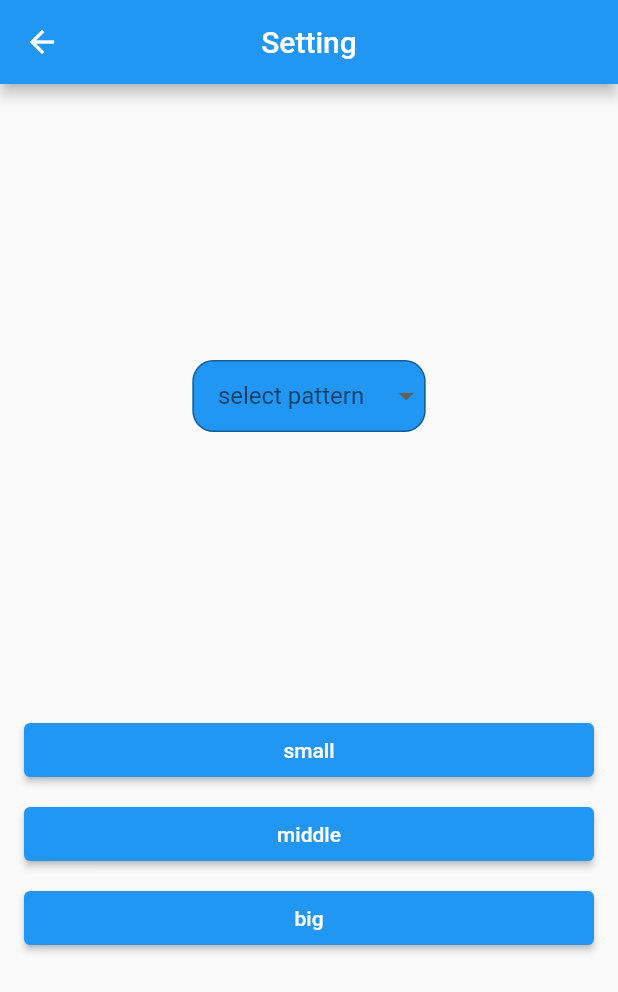
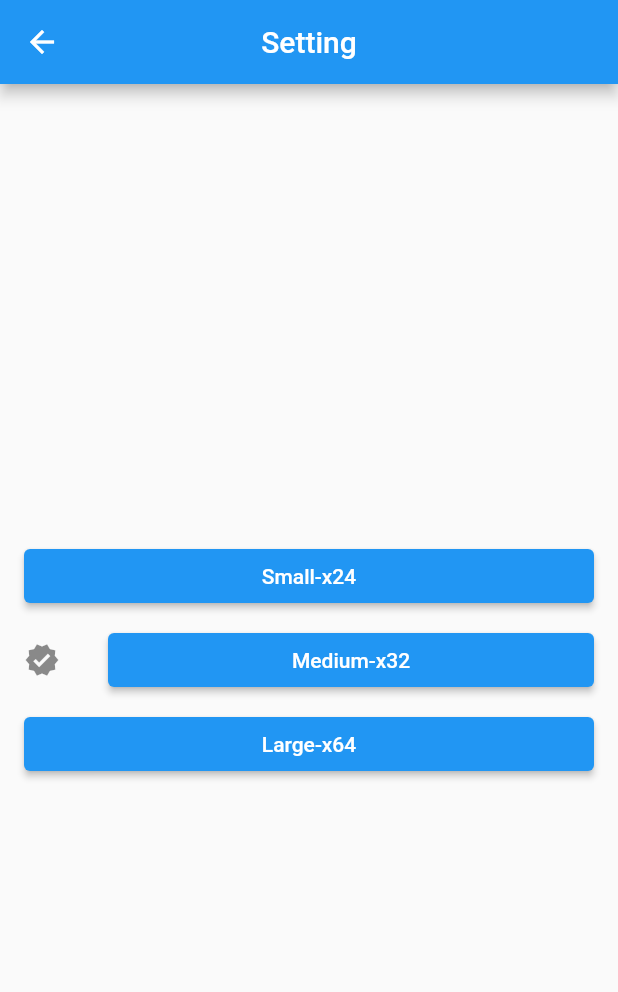
Before and after one commit to tgarm/flutter-lifegame, a Flutter app: the LifePanel screen opened directly, after a tap on the "settings" icon, on a phone screen of 412 x 824 dp. Shown: the top 992 px of the screen. Run offline on Flutter 3.47's test engine with Material 2 defaults, Android fonts, the phone set to English and light mode, and no system bars; drawn by our look-alikes of dropdown_button2; our stand-ins replace get; missing offline and left inert: clipboard.

Commit message:
motify a  small error

```diff
--- a/lib/life_panel.dart
+++ b/lib/life_panel.dart
@@ -9,7 +9,6 @@ class LifePanel extends StatelessWidget {
   const LifePanel({Key? key, required this.title}) : super(key: key);
 
   final String title;
-  static const tileSize = Size(32, 32);
   static const otherHeight = 200;
 
   void _runToggle() {
@@ -36,6 +35,7 @@ class LifePanel extends StatelessWidget {
   @override
   Widget build(BuildContext context) {
     final wsize = MediaQuery.of(context).size;
+    final tileSize = MapController.to.tileSize;
     final cols = (wsize.width / tileSize.width).floor();
     final rows = ((wsize.height - otherHeight) / tileSize.height).floor();
     MapController.to.setSize(rows, cols);
--- a/lib/map_controller.dart
+++ b/lib/map_controller.dart
@@ -25,12 +25,14 @@ class MapController extends GetxController {
   get running => _running;
 
   void start() {
-    if (_ticker ??= null) {
+    if (_ticker!=null) {
+    }else{
       _ticker =
           RestartableTimer(const Duration(milliseconds: 400), _singleTick);
     }
     _ticker.reset();
     _running = true;
+    update();
   }
 
   void stop() {
@@ -39,6 +41,7 @@ class MapController extends GetxController {
       _ticker = null;
     }
     _running = false;
+    update();
   }
 
   get tileRows => _map.value.tileRows;
--- a/lib/setting_page.dart
+++ b/lib/setting_page.dart
@@ -1,5 +1,5 @@
 import 'package:flutter/material.dart';
-import 'package:dropdown_button2/dropdown_button2.dart';
+import 'package:get/get.dart';
 import 'package:lifegame/map_controller.dart';
 
 class SettingPage extends StatefulWidget {
@@ -10,13 +10,10 @@ class SettingPage extends StatefulWidget {
 }
 
 class _SettingPageState extends State<SettingPage> {
-  // TODO: pattern should named
-  final List<String> patterns = ['Pattern1', 'Pattern2', 'Pattern3', 'Custom'];
-  String? selectedPattern;
   final List tileSizeList = [
-    {'name': 'small', 'val': 16.0},
-    {'name': 'middle', 'val': 32.0},
-    {'name': 'big', 'val': 64.0}
+    {'name': 'Small-x24', 'val': 24.0},
+    {'name': 'Medium-x32', 'val': 32.0},
+    {'name': 'Large-x64', 'val': 64.0}
   ];
   String? selectedSize;
 
@@ -47,36 +44,19 @@ class _SettingPageState extends State<SettingPage> {
           child: Column(
             mainAxisAlignment: MainAxisAlignment.spaceEvenly,
             children: <Widget>[
-              DropdownButtonHideUnderline(
-                  child: DropdownButton2(
-                hint: const Text('select pattern'),
-                items: patterns
-                    .map((item) => DropdownMenuItem<String>(
-                          value: item,
-                          child: Text(item, style: descTextStyle),
-                        ))
-                    .toList(),
-                value: selectedPattern,
-                onChanged: (value) {
-                  setState(() {
-                    selectedPattern = value as String;
-                  });
-                },
-                buttonDecoration: descButton,
-                dropdownDecoration: descDropButton,
-              )),
-              ListView(
+              GetBuilder<MapController>(builder:(mc)=>ListView(
                   shrinkWrap: true,
                   children: List.generate(
                       tileSizeList.length,
                       (index) => ListTile(
+                        leading: mc.tileSize.width==tileSizeList[index]['val']?const Icon(Icons.verified):null,
                           title: ElevatedButton(
                               child: Text(tileSizeList[index]['name']),
                               onPressed: () {
                                 final item = tileSizeList[index];
                                 MapController.to.setTileSize(
                                     Size(item['val'], item['val']));
-                              })))),
+                              }))))),
             ],
           ),
         ));
```
